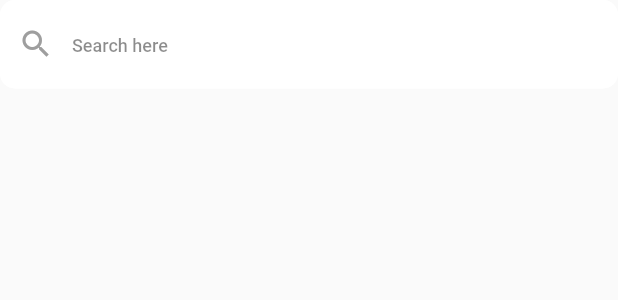
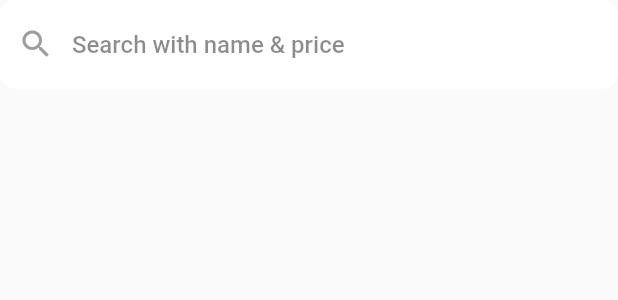
Before and after one commit to joud-almahdi/udemyecommercemadewithflutter, a Flutter app: the SearchForm widget shown alone on an empty page, opened directly, on a phone screen of 412 x 824 dp. Shown: the top 300 px of the screen. Run offline on Flutter 3.47's test engine with Material 2 defaults, Android fonts, the phone set to English and light mode, and no system bars; our stand-ins replace badges, carousel_slider, firebase_auth, firebase_core, get, get_storage and 5 more; missing offline and left inert: dart:ffi, flutter_simple_rating_bar; accounts and stored records are empty; network calls fail.

Commit message:
section 12

```diff
--- a/lib/Logic/Controllers/product_controller.dart
+++ b/lib/Logic/Controllers/product_controller.dart
@@ -59,8 +59,6 @@ class ProductController extends GetxController {
     return favouritesList.any((element) => element.id == productId);
   }
 
-//Search Bar Logic
-
   void addSearchToList(String searchName) {
     searchName = searchName.toLowerCase();
 
--- a/lib/View/Widgets/home/searchform.dart
+++ b/lib/View/Widgets/home/searchform.dart
@@ -1,37 +1,64 @@
 import 'package:flutter/material.dart';
+import 'package:get/get.dart';
+
+import '../../../Logic/Controllers/product_controller.dart';
 
 class SearchForm extends StatelessWidget {
-  const SearchForm({super.key});
-
+  SearchForm({super.key});
+  final controller = Get.find<ProductController>();
+  @override
   @override
   Widget build(BuildContext context) {
-    return TextFormField(
+    return GetBuilder<ProductController>(
+      builder: (_) => TextField(
+        controller: controller.searchTextController,
         cursorColor: Colors.black,
         keyboardType: TextInputType.text,
+        onChanged: (searchName) {
+          controller.addSearchToList(searchName);
+        },
         decoration: InputDecoration(
           fillColor: Colors.white,
           focusColor: Colors.red,
-        prefixIcon: Icon(
+          prefixIcon: const Icon(
             Icons.search,
             color: Colors.grey,
           ),
-        hintText: "Search here",
-        hintStyle: TextStyle(
-            color: Colors.black45, fontSize: 12, fontWeight: FontWeight.w500),
+          suffixIcon: controller.searchTextController.text.isNotEmpty
+              ? IconButton(
+                  onPressed: () {
+                    controller.clearSearch();
+                  },
+                  icon: const Icon(
+                    Icons.close,
+                    color: Colors.black,
+                  ),
+                )
+              : null,
+          hintText: "Search with name & price",
+          hintStyle: const TextStyle(
+            color: Colors.black45,
+            fontSize: 16,
+            fontWeight: FontWeight.w500,
+          ),
           filled: true,
           enabledBorder: OutlineInputBorder(
-          borderSide: BorderSide(color: Colors.white),
+            borderSide: const BorderSide(color: Colors.white),
             borderRadius: BorderRadius.circular(10),
           ),
           focusedBorder: OutlineInputBorder(
-            borderSide: BorderSide(color: Colors.white),
-            borderRadius: BorderRadius.circular(10)),
+            borderSide: const BorderSide(color: Colors.white),
+            borderRadius: BorderRadius.circular(10),
+          ),
           errorBorder: OutlineInputBorder(
-            borderSide: BorderSide(color: Colors.white),
-            borderRadius: BorderRadius.circular(10)),
+            borderSide: const BorderSide(color: Colors.white),
+            borderRadius: BorderRadius.circular(10),
+          ),
           focusedErrorBorder: OutlineInputBorder(
-            borderSide: BorderSide(color: Colors.white),
-            borderRadius: BorderRadius.circular(10)),
+            borderSide: const BorderSide(color: Colors.white),
+            borderRadius: BorderRadius.circular(10),
+          ),
+        ),
       ),
     );
   }
```
Lines whose indentation alone changed are shown as unchanged.
